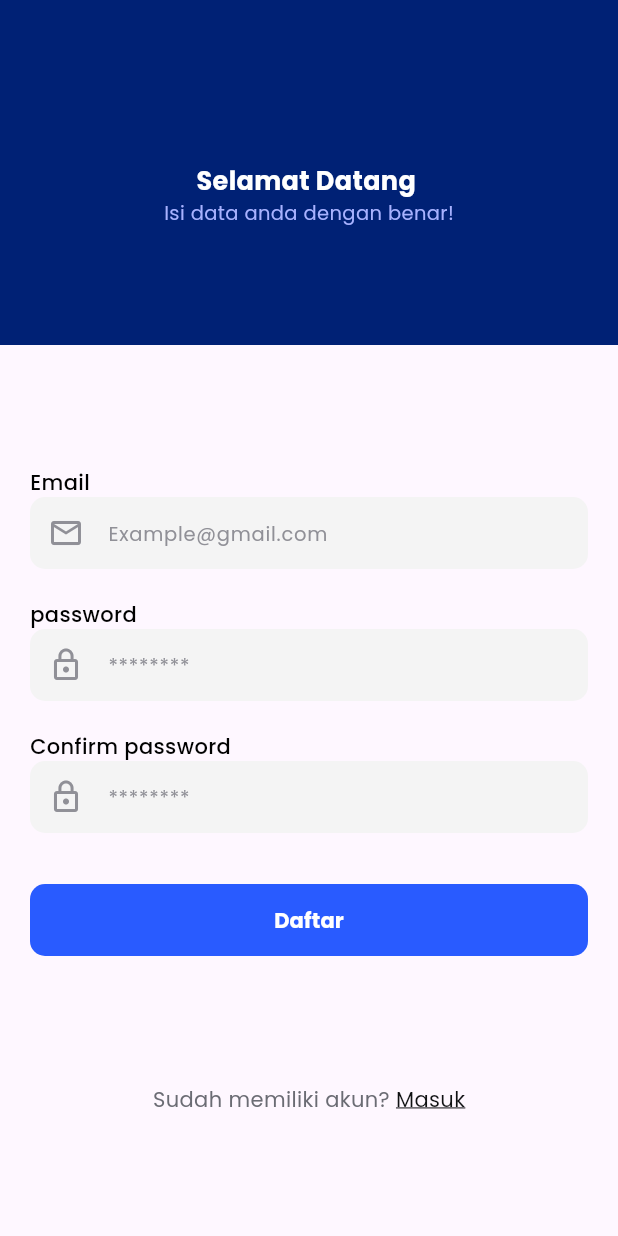
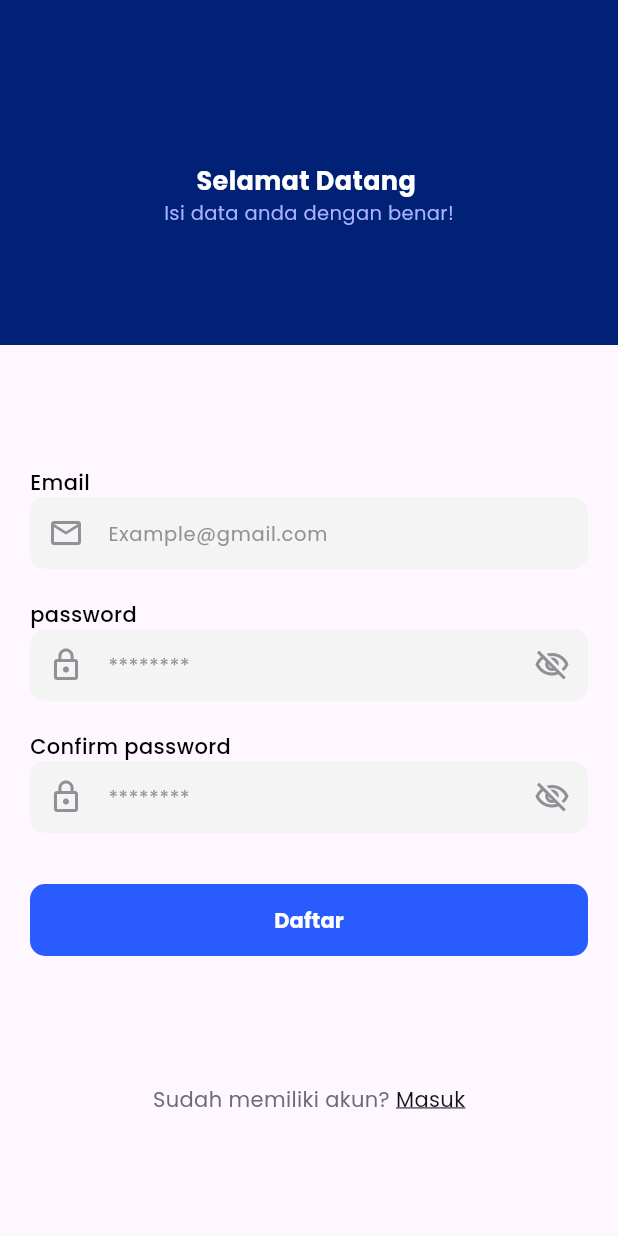
Before and after one commit to BrawS-HackFest/GrowBiz-FE, a Flutter app: the SignUpPage screen opened directly, on a phone screen of 412 x 824 dp. Run offline on Flutter 3.47's test engine with Material 3 defaults, Android fonts, the phone set to English and light mode, and no system bars; our stand-ins replace dio, firebase_auth, firebase_core, flutter_bloc, flutter_svg, video_player; missing offline and left inert: clipboard, flutter_pdfview; accounts and stored records are empty; network calls fail.

Commit message:
add visibility for password in mytextfieldform

```diff
--- a/lib/pages/login_page.dart
+++ b/lib/pages/login_page.dart
@@ -78,6 +78,8 @@ class LoginPage extends StatelessWidget {
                           hint: '********',
                           controller: passController,
                           icon: Icons.lock_outline,
+                          type: 'password',
+                          obsecureText: true,
                         ),
                         const SizedBox(
                           height: 8,
--- a/lib/pages/payment_page.dart
+++ b/lib/pages/payment_page.dart
@@ -38,7 +38,7 @@ class _PaymentPageState extends State<PaymentPage> {
             return mySnackBar(context, state.error);
           }
           if(state is PaymentSucces){
-            Navigator.of(context).push(MaterialPageRoute(
+            Navigator.of(context).pushReplacement(MaterialPageRoute(
               builder: (context) {
                 return DetailPaymentPage(
                   invCode: state.invCode,
--- a/lib/pages/signup_page.dart
+++ b/lib/pages/signup_page.dart
@@ -76,6 +76,8 @@ class SignUpPage extends StatelessWidget {
                           hint: '********',
                           controller: passController,
                           icon: Icons.lock_outline,
+                          type: 'password',
+                          obsecureText: true,
                         ),
                         const SizedBox(
                           height: 20,
@@ -85,6 +87,8 @@ class SignUpPage extends StatelessWidget {
                           hint: '********',
                           controller: confirmPassController,
                           icon: Icons.lock_outline,
+                          type: 'password',
+                          obsecureText: true,
                         ),
                         const SizedBox(
                           height: 30,
--- a/lib/widgets/my_textfield_form.dart
+++ b/lib/widgets/my_textfield_form.dart
@@ -1,34 +1,58 @@
 import 'package:flutter/material.dart';
 import 'package:hackfest_mobile/styles/my_colors.dart';
-class MyTextFieldForm extends StatelessWidget {
-  MyTextFieldForm({super.key, required this.label, required this.hint, required this.controller, required this.icon});
+class MyTextFieldForm extends StatefulWidget {
+  MyTextFieldForm({super.key, required this.label, required this.hint, required this.controller, required this.icon, this.obsecureText = false, this.type = 'text'});
 
   final String label;
   final String hint;
   final TextEditingController controller;
   final IconData icon;
+  bool obsecureText;
+  final String type;
 
+  @override
+  State<MyTextFieldForm> createState() => _MyTextFieldFormState();
+}
 
+class _MyTextFieldFormState extends State<MyTextFieldForm> {
   @override
   Widget build(BuildContext context) {
     return Column(
       crossAxisAlignment: CrossAxisAlignment.start,
       children: [
-        Text('$label', style: TextStyle(color: MyColors.blackBase, fontWeight: FontWeight.w500),),
+        Text('${widget.label}', style: TextStyle(color: MyColors.blackBase, fontWeight: FontWeight.w500),),
         TextField(
-          controller: controller,
+          controller: widget.controller,
           decoration: InputDecoration(
-              hintText: '$hint',
+              hintText: '${widget.hint}',
               hintStyle: TextStyle(color: MyColors.grey300, fontSize: 13),
-              prefixIcon: Icon(icon, color: MyColors.grey300,),
+              prefixIcon: Icon(widget.icon, color: MyColors.grey300,),
               filled: true,
               fillColor: MyColors.neutra100,
               border: OutlineInputBorder(
                   borderRadius: BorderRadius.circular(10),
                   borderSide: BorderSide.none
               ),
-              contentPadding: EdgeInsets.all(10)
+              contentPadding: EdgeInsets.all(10),
+            suffixIcon: widget.type=='password'?
+            widget.obsecureText ?
+                  GestureDetector(
+                onTap: (){
+                  setState(() {
+                    widget.obsecureText = false;
+                  });
+                },
+                child: Icon(Icons.visibility_off_outlined,color: MyColors.grey300,))
+                :GestureDetector(
+                onTap: (){
+                  setState(() {
+                    widget.obsecureText = true;
+                  });
+                },
+                child: Icon(Icons.visibility_outlined,color: MyColors.grey300,)
+            ) : null,
           ),
+          obscureText: widget.obsecureText,
 
         )
       ],
--- a/pubspec.yaml
+++ b/pubspec.yaml
@@ -46,6 +46,7 @@ dependencies:
   path_provider: ^2.1.2
   http: ^1.1.2
   intl: ^0.19.0
+  clipboard: ^0.1.3
 
 dev_dependencies:
   flutter_test:
```
Also changed, not shown: lib/bloc/auth/auth_bloc.dart (+5 -4 lines), lib/pages/detail_payment_page.dart (+20 -7 lines), pubspec.lock.
